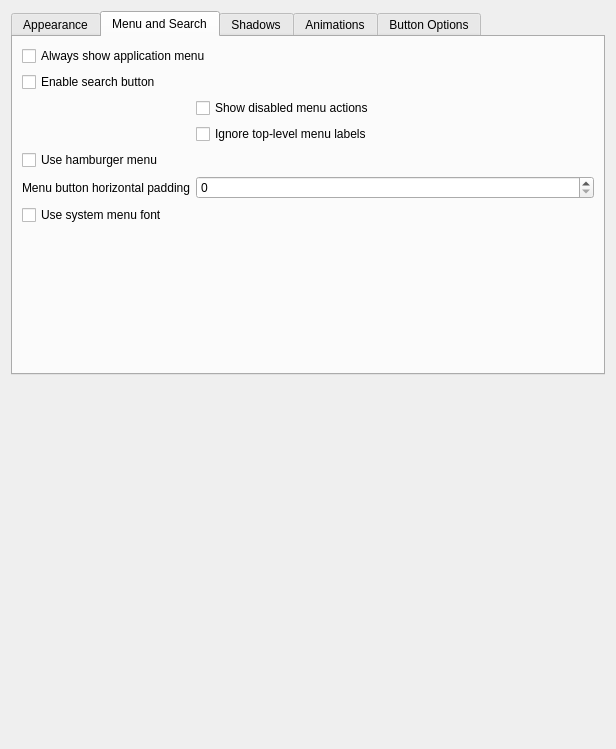
First picture: the form in src/kcm/config.ui, repository guiodic/material-decoration, before the edit.
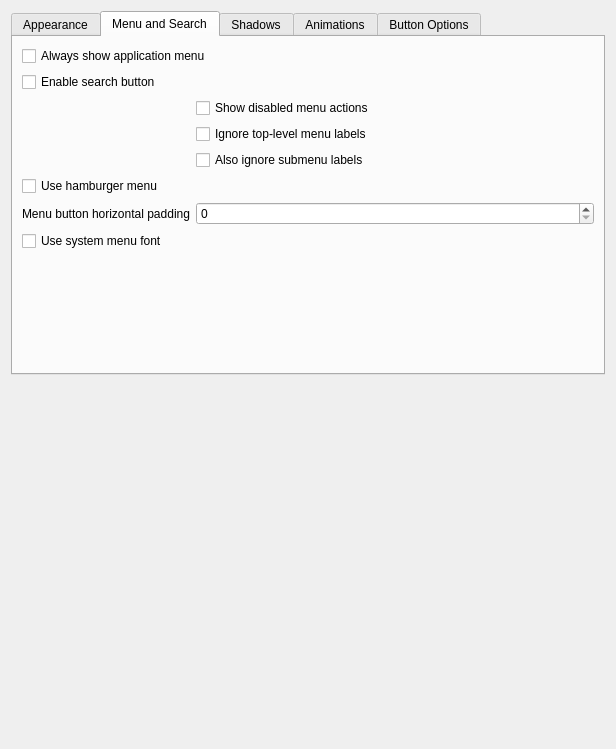
Second picture: the form after the edit. The open tabs and pages were chosen to show the change. Custom widgets are drawn as their Qt base class.

Commit message: add an option to ignore the path and search only in final labels

The edit to the form file:
```diff
--- a/src/kcm/config.ui
+++ b/src/kcm/config.ui
@@ -211,24 +211,31 @@
          </property>
         </widget>
        </item>
-       <item row="4" column="0" colspan="2">
+       <item row="4" column="1">
+        <widget class="QCheckBox" name="kcfg_SearchIgnoreSubMenus">
+         <property name="text">
+          <string>Also ignore submenu labels</string>
+         </property>
+        </widget>
+       </item>
+       <item row="5" column="0" colspan="2">
         <widget class="QCheckBox" name="kcfg_HamburgerMenu">
          <property name="text">
           <string>Use hamburger menu</string>
          </property>
         </widget>
        </item>
-       <item row="5" column="0">
+       <item row="6" column="0">
         <widget class="QLabel" name="label_5">
          <property name="text">
           <string>Menu button horizontal padding</string>
          </property>
         </widget>
        </item>
-       <item row="5" column="1">
+       <item row="6" column="1">
         <widget class="QSpinBox" name="kcfg_MenuButtonHorzPadding"/>
        </item>
-       <item row="6" column="0" colspan="2">
+       <item row="7" column="0" colspan="2">
         <widget class="QCheckBox" name="kcfg_UseSystemMenuFont">
          <property name="text">
           <string>Use system menu font</string>
```
The commit also changes 12 other files.
